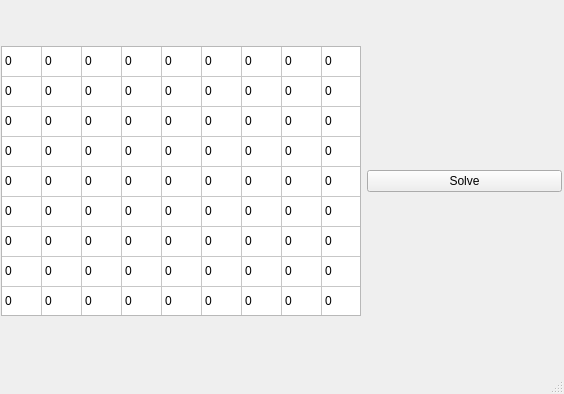
This is src/mainwindow.ui in Arsenic-ATG/Sudoku as Qt 5 draws it before an edit. The edited form follows.
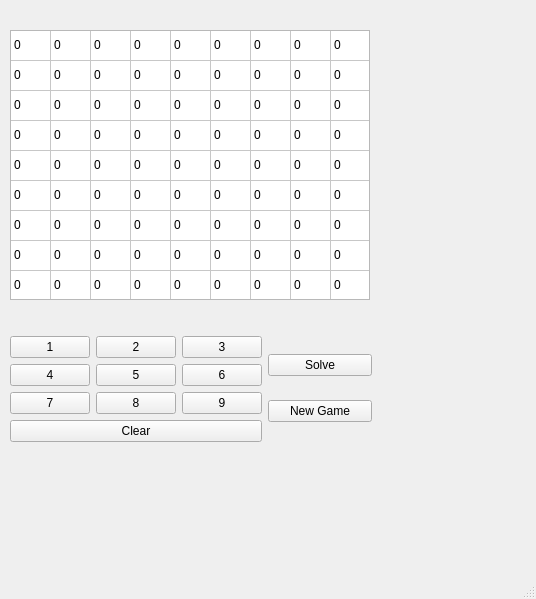
This is the edited form.

Commit message: GUI: create keypad

```diff
--- a/src/mainwindow.ui
+++ b/src/mainwindow.ui
@@ -6,8 +6,8 @@
    <rect>
     <x>0</x>
     <y>0</y>
-    <width>564</width>
-    <height>394</height>
+    <width>536</width>
+    <height>599</height>
    </rect>
   </property>
   <property name="windowTitle">
@@ -17,13 +17,13 @@
    <widget class="QWidget" name="horizontalLayoutWidget">
     <property name="geometry">
      <rect>
-      <x>1</x>
-      <y>21</y>
-      <width>561</width>
-      <height>321</height>
+      <x>10</x>
+      <y>0</y>
+      <width>362</width>
+      <height>473</height>
      </rect>
     </property>
-    <layout class="QHBoxLayout" name="horizontalLayout">
+    <layout class="QVBoxLayout" name="verticalLayout">
      <item>
       <widget class="QTableWidget" name="sudoku_board">
        <property name="sizePolicy">
@@ -64,92 +64,92 @@
        </attribute>
        <row>
         <property name="text">
-         <string>新建行</string>
+         <string/>
         </property>
        </row>
        <row>
         <property name="text">
-         <string>新建行</string>
+         <string/>
         </property>
        </row>
        <row>
         <property name="text">
-         <string>新建行</string>
+         <string/>
         </property>
        </row>
        <row>
         <property name="text">
-         <string>新建行</string>
+         <string/>
         </property>
        </row>
        <row>
         <property name="text">
-         <string>新建行</string>
+         <string/>
         </property>
        </row>
        <row>
         <property name="text">
-         <string>新建行</string>
+         <string/>
         </property>
        </row>
        <row>
         <property name="text">
-         <string>新建行</string>
+         <string/>
         </property>
        </row>
        <row>
         <property name="text">
-         <string>新建行</string>
+         <string/>
         </property>
        </row>
        <row>
         <property name="text">
-         <string>新建行</string>
+         <string/>
         </property>
        </row>
        <column>
         <property name="text">
-         <string>新建列</string>
+         <string/>
         </property>
        </column>
        <column>
         <property name="text">
-         <string>新建列</string>
+         <string/>
         </property>
        </column>
        <column>
         <property name="text">
-         <string>新建列</string>
+         <string/>
         </property>
        </column>
        <column>
         <property name="text">
-         <string>新建列</string>
+         <string/>
         </property>
        </column>
        <column>
         <property name="text">
-         <string>新建列</string>
+         <string/>
         </property>
        </column>
        <column>
         <property name="text">
-         <string>新建列</string>
+         <string/>
         </property>
        </column>
        <column>
         <property name="text">
-         <string>新建列</string>
+         <string/>
         </property>
        </column>
        <column>
         <property name="text">
-         <string>新建列</string>
+         <string/>
         </property>
        </column>
        <column>
         <property name="text">
-         <string>新建列</string>
+         <string/>
         </property>
        </column>
        <item row="0" column="0">
@@ -560,15 +560,109 @@
       </widget>
      </item>
      <item>
-      <widget class="QPushButton" name="solve_button">
-       <property name="text">
-        <string>Solve</string>
-       </property>
-      </widget>
+      <layout class="QHBoxLayout" name="horizontalLayout">
+       <item>
+        <layout class="QVBoxLayout" name="verticalLayout_2">
+         <item>
+          <layout class="QGridLayout" name="gridLayout">
+           <item row="1" column="1">
+            <widget class="QPushButton" name="keypad_button_5">
+             <property name="text">
+              <string>5</string>
+             </property>
+            </widget>
+           </item>
+           <item row="2" column="0">
+            <widget class="QPushButton" name="keypad_button_7">
+             <property name="text">
+              <string>7</string>
+             </property>
+            </widget>
+           </item>
+           <item row="2" column="2">
+            <widget class="QPushButton" name="keypad_button_9">
+             <property name="text">
+              <string>9</string>
+             </property>
+            </widget>
+           </item>
+           <item row="2" column="1">
+            <widget class="QPushButton" name="keypad_button_8">
+             <property name="text">
+              <string>8</string>
+             </property>
+            </widget>
+           </item>
+           <item row="0" column="0">
+            <widget class="QPushButton" name="keypad_button_1">
+             <property name="text">
+              <string>1</string>
+             </property>
+            </widget>
+           </item>
+           <item row="0" column="2">
+            <widget class="QPushButton" name="keypad_button_3">
+             <property name="text">
+              <string>3</string>
+             </property>
+            </widget>
+           </item>
+           <item row="1" column="0">
+            <widget class="QPushButton" name="keypad_button_4">
+             <property name="text">
+              <string>4</string>
+             </property>
+            </widget>
+           </item>
+           <item row="1" column="2">
+            <widget class="QPushButton" name="keypad_button_6">
+             <property name="text">
+              <string>6</string>
+             </property>
+            </widget>
+           </item>
+           <item row="0" column="1">
+            <widget class="QPushButton" name="keypad_button_2">
+             <property name="text">
+              <string>2</string>
+             </property>
+            </widget>
+           </item>
+          </layout>
+         </item>
+         <item>
+          <widget class="QPushButton" name="clear_button">
+           <property name="text">
+            <string>Clear</string>
+           </property>
+          </widget>
+         </item>
+        </layout>
+       </item>
+       <item>
+        <layout class="QVBoxLayout" name="verticalLayout_3">
+         <item>
+          <widget class="QPushButton" name="solve_button">
+           <property name="text">
+            <string>Solve</string>
+           </property>
+          </widget>
+         </item>
+         <item>
+          <widget class="QPushButton" name="pushButton">
+           <property name="text">
+            <string>New Game</string>
+           </property>
+          </widget>
+         </item>
+        </layout>
+       </item>
+      </layout>
      </item>
     </layout>
    </widget>
   </widget>
+  <widget class="QStatusBar" name="statusbar"/>
   <widget class="QMenuBar" name="menubar">
    <property name="geometry">
     <rect>
@@ -579,7 +673,6 @@
     </rect>
    </property>
   </widget>
-  <widget class="QStatusBar" name="statusbar"/>
  </widget>
  <resources/>
  <connections/>
```
Left out of the diff: 6 changed lines with no effect on the pictures. The commit also changes 2 other files.
